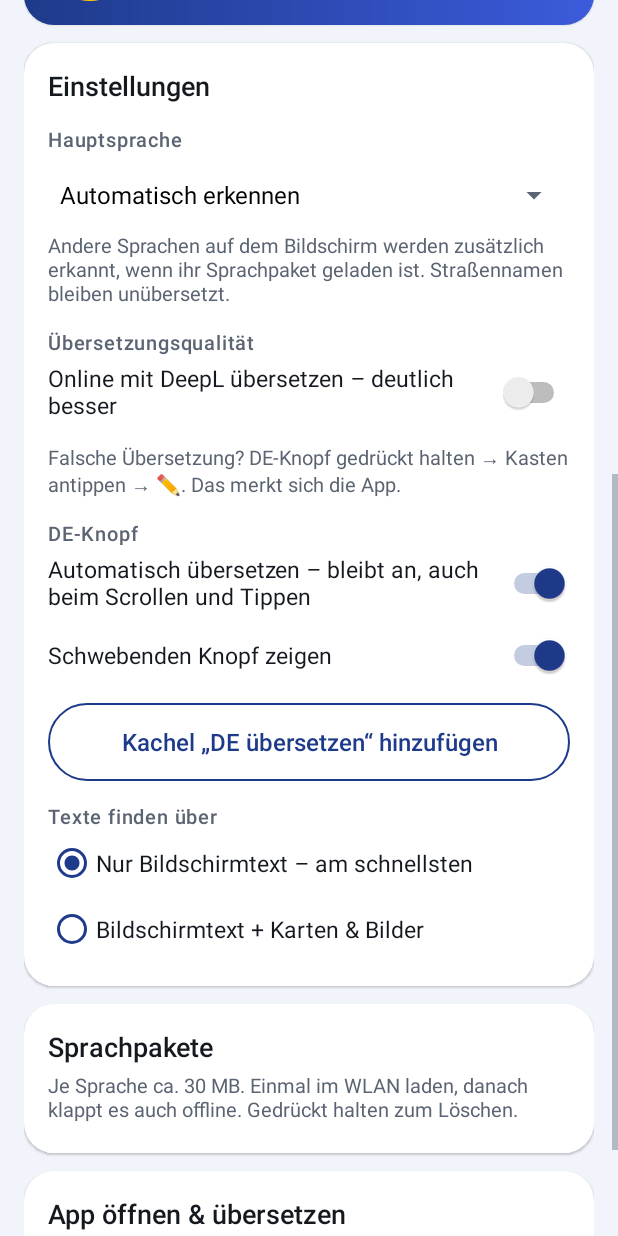
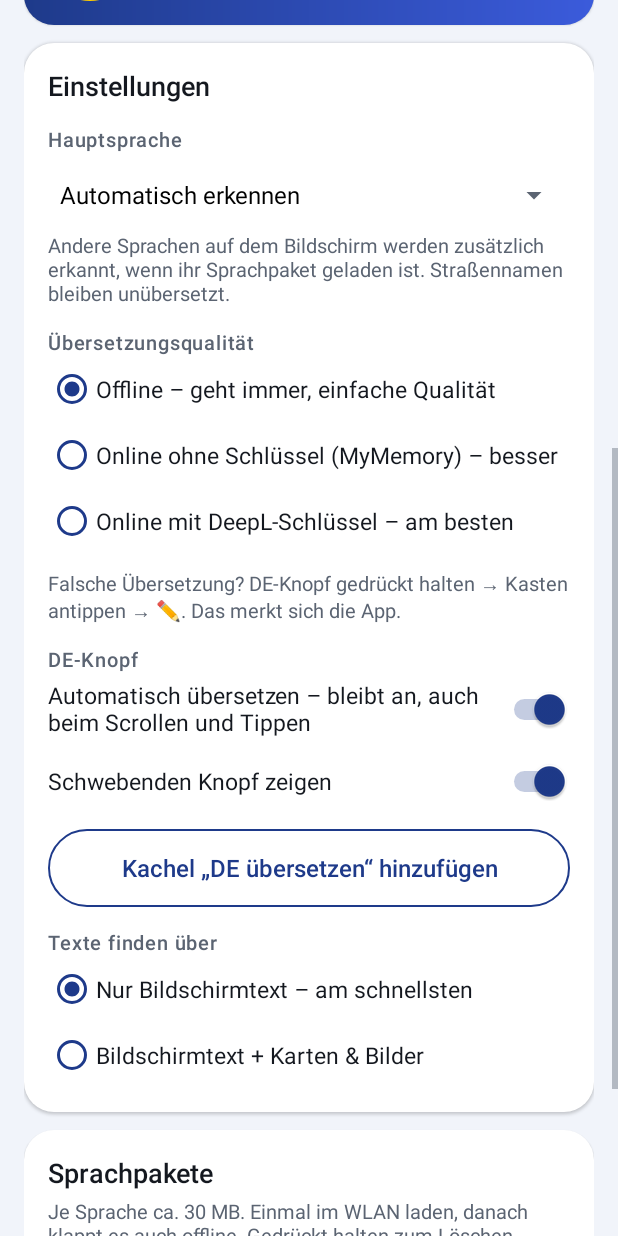
Before and after one commit to finnveloprogrammwelten-crypto/finnvelo-programmwelten, an Android app: the screen it shows after launch (MainActivity), scrolled down 576 dp, on a phone screen of 412 x 824 dp. Run offline under Robolectric (Android 15) with nearby library versions, the phone set to English and light mode, and no system bars; libraries missing offline, so code that uses them is left out: com.google.mlkit.common, com.google.mlkit.nl; 1 statement that could not run was skipped.

Commit message:
Übersetzer 2.4: Online-Übersetzung ohne Schlüssel (MyMemory)
- Drei Wege zur Auswahl: Offline (ML Kit), Online ohne Schlüssel
  (MyMemory, 5.000 Zeichen/Tag, mit freiwilliger E-Mail 50.000), DeepL
- MyMemory nach der Spracherkennung je Text; bei Fehler, leerem
  Kontingent oder zu langem Text automatisch offline
- DE-Knopf erkennt die eigene App am aktiven Fenster (tauchte sonst
  im Hauptbildschirm auf)

Co-Authored-By: Claude Opus 5.5 <noreply@anthropic.com>
Claude-Session: https://claude.ai/code/session_01WLX3CY4jgJkXio76Z8mRdq

```diff
--- a/android/uebersetzer/app/build.gradle.kts
+++ b/android/uebersetzer/app/build.gradle.kts
@@ -11,8 +11,8 @@ android {
         applicationId = "com.finnvelo.uebersetzer"
         minSdk = 26
         targetSdk = 34
-        versionCode = 9
-        versionName = "2.3"
+        versionCode = 10
+        versionName = "2.4"
         // Nur Handy-Prozessoren - spart rund die Haelfte der App-Groesse
         ndk { abiFilters += listOf("arm64-v8a", "armeabi-v7a") }
     }
--- a/android/uebersetzer/app/src/main/java/com/finnvelo/uebersetzer/Einstellungen.kt
+++ b/android/uebersetzer/app/src/main/java/com/finnvelo/uebersetzer/Einstellungen.kt
@@ -63,12 +63,21 @@ object Einstellungen {
     fun setzeKnopfZeigen(ctx: Context, an: Boolean) =
         ctx.getSharedPreferences(DATEI, Context.MODE_PRIVATE).edit().putBoolean("knopf", an).apply()
 
-    /** Online mit DeepL uebersetzen (nur mit eigenem Schluessel) */
-    fun online(ctx: Context): Boolean =
-        ctx.getSharedPreferences(DATEI, Context.MODE_PRIVATE).getBoolean("online", false)
+    /** Uebersetzungsdienst: "offline" (ML Kit), "mymemory" (online ohne Schluessel), "deepl" */
+    fun dienst(ctx: Context): String {
+        val p = ctx.getSharedPreferences(DATEI, Context.MODE_PRIVATE)
+        return p.getString("dienst", null) ?: if (p.getBoolean("online", false)) "deepl" else "offline"
+    }
 
-    fun setzeOnline(ctx: Context, an: Boolean) =
-        ctx.getSharedPreferences(DATEI, Context.MODE_PRIVATE).edit().putBoolean("online", an).apply()
+    fun setzeDienst(ctx: Context, dienst: String) =
+        ctx.getSharedPreferences(DATEI, Context.MODE_PRIVATE).edit().putString("dienst", dienst).apply()
+
+    /** Freiwillige E-Mail fuer MyMemory (mehr Tageskontingent) */
+    fun mymemoryEmail(ctx: Context): String =
+        ctx.getSharedPreferences(DATEI, Context.MODE_PRIVATE).getString("mymemoryEmail", "") ?: ""
+
+    fun setzeMymemoryEmail(ctx: Context, email: String) =
+        ctx.getSharedPreferences(DATEI, Context.MODE_PRIVATE).edit().putString("mymemoryEmail", email.trim()).apply()
 
     fun deeplSchluessel(ctx: Context): String =
         ctx.getSharedPreferences(DATEI, Context.MODE_PRIVATE).getString("deepl", "") ?: ""
--- a/android/uebersetzer/app/src/main/java/com/finnvelo/uebersetzer/MainActivity.kt
+++ b/android/uebersetzer/app/src/main/java/com/finnvelo/uebersetzer/MainActivity.kt
@@ -94,13 +94,30 @@ class MainActivity : Activity() {
         findViewById<Button>(R.id.knopf_kachel).setOnClickListener { kachelHinzufuegen() }
 
         val deeplBereich = findViewById<View>(R.id.bereich_deepl)
-        findViewById<android.widget.Switch>(R.id.schalter_online).apply {
-            isChecked = Einstellungen.online(this@MainActivity)
-            deeplBereich.visibility = if (isChecked) View.VISIBLE else View.GONE
-            setOnCheckedChangeListener { _, an ->
-                Einstellungen.setzeOnline(this@MainActivity, an)
-                deeplBereich.visibility = if (an) View.VISIBLE else View.GONE
+        val mymemoryBereich = findViewById<View>(R.id.bereich_mymemory)
+        val dienste = mapOf(R.id.dienst_offline to "offline", R.id.dienst_mymemory to "mymemory", R.id.dienst_deepl to "deepl")
+        val zeigeDienst = { dienst: String ->
+            deeplBereich.visibility = if (dienst == "deepl") View.VISIBLE else View.GONE
+            mymemoryBereich.visibility = if (dienst == "mymemory") View.VISIBLE else View.GONE
+        }
+        findViewById<RadioGroup>(R.id.dienst).apply {
+            val jetzt = Einstellungen.dienst(this@MainActivity)
+            check(dienste.entries.first { it.value == jetzt }.key)
+            zeigeDienst(jetzt)
+            setOnCheckedChangeListener { _, id ->
+                val dienst = dienste[id] ?: "offline"
+                Einstellungen.setzeDienst(this@MainActivity, dienst)
+                zeigeDienst(dienst)
             }
+        }
+        findViewById<EditText>(R.id.mymemory_email).apply {
+            setText(Einstellungen.mymemoryEmail(this@MainActivity))
+            addTextChangedListener(object : TextWatcher {
+                override fun beforeTextChanged(s: CharSequence?, a: Int, b: Int, c: Int) = Unit
+                override fun onTextChanged(s: CharSequence?, a: Int, b: Int, c: Int) = Unit
+                override fun afterTextChanged(s: Editable?) =
+                    Einstellungen.setzeMymemoryEmail(this@MainActivity, s.toString())
+            })
         }
         findViewById<EditText>(R.id.deepl_schluessel).apply {
             setText(Einstellungen.deeplSchluessel(this@MainActivity))
--- a/android/uebersetzer/app/src/main/res/layout/activity_main.xml
+++ b/android/uebersetzer/app/src/main/res/layout/activity_main.xml
@@ -255,14 +255,71 @@
                     style="@style/Beschriftung"
                     android:text="@string/titel_qualitaet" />
 
-                <Switch
-                    android:id="@+id/schalter_online"
+                <RadioGroup
+                    android:id="@+id/dienst"
+                    android:layout_width="match_parent"
+                    android:layout_height="wrap_content">
+
+                    <RadioButton
+                        android:id="@+id/dienst_offline"
+                        android:layout_width="match_parent"
+                        android:layout_height="wrap_content"
+                        android:buttonTint="@color/primaer"
+                        android:minHeight="44dp"
+                        android:text="@string/dienst_offline"
+                        android:textColor="@color/text"
+                        android:textSize="15sp" />
+
+                    <RadioButton
+                        android:id="@+id/dienst_mymemory"
+                        android:layout_width="match_parent"
+                        android:layout_height="wrap_content"
+                        android:buttonTint="@color/primaer"
+                        android:minHeight="44dp"
+                        android:text="@string/dienst_mymemory"
+                        android:textColor="@color/text"
+                        android:textSize="15sp" />
+
+                    <RadioButton
+                        android:id="@+id/dienst_deepl"
+                        android:layout_width="match_parent"
+                        android:layout_height="wrap_content"
+                        android:buttonTint="@color/primaer"
+                        android:minHeight="44dp"
+                        android:text="@string/dienst_deepl"
+                        android:textColor="@color/text"
+                        android:textSize="15sp" />
+                </RadioGroup>
+
+                <LinearLayout
+                    android:id="@+id/bereich_mymemory"
                     android:layout_width="match_parent"
                     android:layout_height="wrap_content"
-                    android:minHeight="48dp"
-                    android:text="@string/schalter_online"
-                    android:textColor="@color/text"
-                    android:textSize="15sp" />
+                    android:orientation="vertical">
+
+                    <EditText
+                        android:id="@+id/mymemory_email"
+                        android:layout_width="match_parent"
+                        android:layout_height="48dp"
+                        android:background="@drawable/suchfeld"
+                        android:hint="@string/mymemory_feld"
+                        android:importantForAutofill="no"
+                        android:inputType="textEmailAddress"
+                        android:paddingStart="16dp"
+                        android:paddingEnd="16dp"
+                        android:singleLine="true"
+                        android:textColor="@color/text"
+                        android:textColorHint="@color/text_leise"
+                        android:textSize="14sp" />
+
+                    <TextView
+                        android:layout_width="match_parent"
+                        android:layout_height="wrap_content"
+                        android:layout_marginTop="6dp"
+                        android:text="@string/mymemory_hinweis"
+                        android:textColor="@color/text_leise"
+                        android:textSize="13sp" />
+                </LinearLayout>
 
                 <LinearLayout
                     android:id="@+id/bereich_deepl"
--- a/android/uebersetzer/app/src/main/res/values/strings.xml
+++ b/android/uebersetzer/app/src/main/res/values/strings.xml
@@ -35,7 +35,11 @@
     <string name="knopf_kachel">Kachel „DE übersetzen“ hinzufügen</string>
     <string name="knopf_update">Herunterladen</string>
     <string name="titel_qualitaet">Übersetzungsqualität</string>
-    <string name="schalter_online">Online mit DeepL übersetzen – deutlich besser</string>
+    <string name="dienst_offline">Offline – geht immer, einfache Qualität</string>
+    <string name="dienst_mymemory">Online ohne Schlüssel (MyMemory) – besser</string>
+    <string name="dienst_deepl">Online mit DeepL-Schlüssel – am besten</string>
+    <string name="mymemory_feld">E-Mail (freiwillig, für mehr Kontingent)</string>
+    <string name="mymemory_hinweis">Kostenlos: 5.000 Zeichen am Tag, mit E-Mail 50.000. Schon Übersetztes zählt nicht nochmal. Die Texte gehen an MyMemory (translated.net). Ist das Kontingent leer oder kein Netz da, wird offline übersetzt.</string>
     <string name="deepl_hinweis_feld">DeepL-API-Schlüssel einfügen</string>
     <string name="deepl_hinweis">Kostenlosen Schlüssel holen (500.000 Zeichen/Monat frei): https://www.deepl.com/pro-api\nDie Texte werden dann an DeepL geschickt. Ohne Netz wird automatisch offline übersetzt.</string>
     <string name="knopf_korrekturen">Eigene Korrekturen löschen</string>
```
Also changed, not shown: android/uebersetzer/app/src/main/java/com/finnvelo/uebersetzer/MyMemory.kt (added, +65 -0 lines), android/uebersetzer/app/src/main/java/com/finnvelo/uebersetzer/Uebersetzer.kt (+38 -6 lines), android/uebersetzer/app/src/main/java/com/finnvelo/uebersetzer/UebersetzerDienst.kt (+8 -3 lines), 1 other file.
